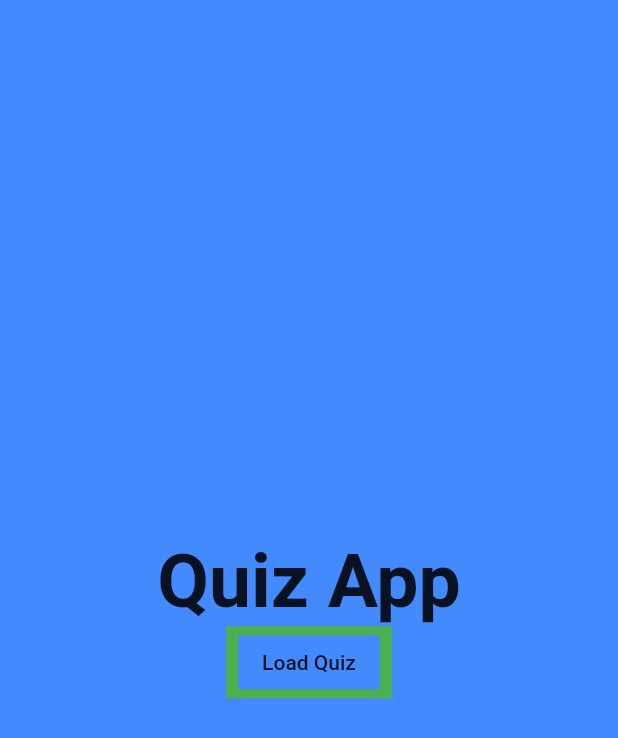
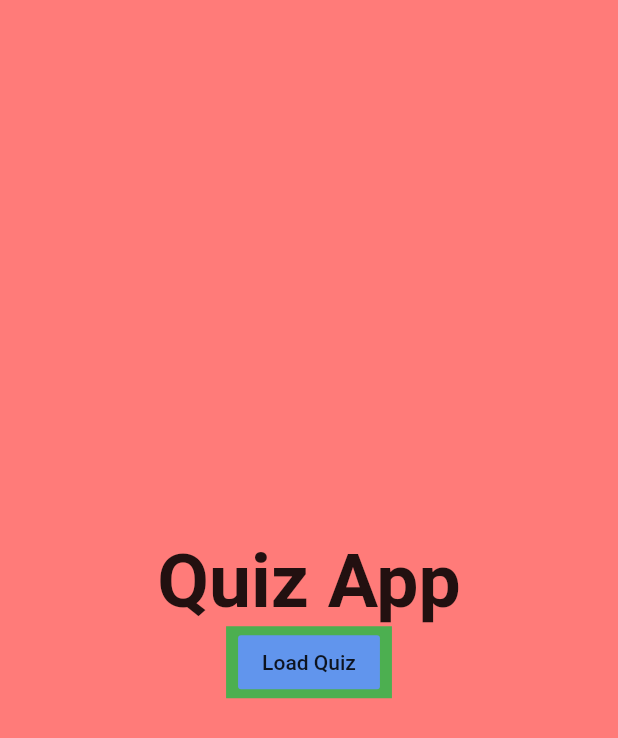
Before and after one commit to dannkioko/AndroidQuizApp, a Flutter app: the screen it shows after launch, on a phone screen of 412 x 824 dp. Shown: the top 738 px of the screen. Run offline on Flutter 3.47's test engine with Material 2 defaults, Android fonts, the phone set to English and light mode, and no system bars.

Commit message:
UI changes

```diff
--- a/lib/main.dart
+++ b/lib/main.dart
@@ -8,6 +8,10 @@ class MyApp extends StatelessWidget {
   Widget build(BuildContext context) {
     return MaterialApp(
       debugShowCheckedModeBanner: false,
+      theme: ThemeData(
+        accentColor: Color.fromRGBO(97, 149, 237, 1),
+        primaryColor: Color.fromRGBO(255, 123, 121, 1),
+      ),
       home: HomeScreen(),
     );
   }
--- a/lib/screens/home/homescreen.dart
+++ b/lib/screens/home/homescreen.dart
@@ -6,7 +6,7 @@ class HomeScreen extends StatelessWidget {
   @override
   Widget build(BuildContext context) {
     return Scaffold(
-      backgroundColor: Colors.blueAccent,
+      backgroundColor: Color.fromRGBO(255, 123, 121, 1),
       body: Center(
         child: Column(
           mainAxisAlignment: MainAxisAlignment.center,
@@ -41,7 +41,7 @@ class HomeScreen extends StatelessWidget {
                               })));
                 },
                 child: Text("Load Quiz"),
-                color: Colors.blueAccent,
+                color: Color.fromRGBO(97, 149, 237, 1),
               ),
             )
           ],
```
Also changed, not shown: lib/screens/question/components/questionsboxwidget.dart (+6 -2 lines), lib/screens/question/components/scorebox.dart (+7 -6 lines), lib/screens/question/questionscreen.dart (+13 -1 lines).
